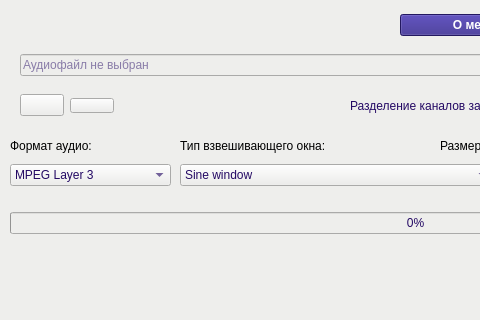
Old version of the form form/main.ui in the repository oshkuk22/App_detect_frames_offset; both pictures show x 0 to 480 and y 0 to 320 of the 1024 by 815 pixel window.
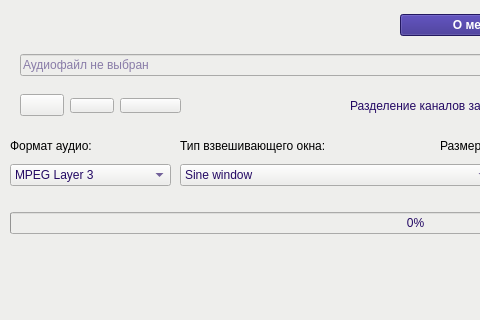
New version of the form. Icons and pictures are not drawn.

What changed in the file:
```diff
--- a/form/main.ui
+++ b/form/main.ui
@@ -604,6 +604,46 @@
     </item>
    </layout>
   </widget>
+  <widget class="QWidget" name="verticalLayoutWidget_21">
+   <property name="geometry">
+    <rect>
+     <x>120</x>
+     <y>90</y>
+     <width>61</width>
+     <height>31</height>
+    </rect>
+   </property>
+   <layout class="QVBoxLayout" name="verticalLayout_21">
+    <item>
+     <widget class="QPushButton" name="oscilo_audio">
+      <property name="font">
+       <font>
+        <pointsize>4</pointsize>
+       </font>
+      </property>
+      <property name="toolTip">
+       <string>Остановить воспроизведение</string>
+      </property>
+      <property name="statusTip">
+       <string>Стоп</string>
+      </property>
+      <property name="text">
+       <string/>
+      </property>
+      <property name="icon">
+       <iconset>
+        <normaloff>icons/oscilo.png</normaloff>icons/oscilo.png</iconset>
+      </property>
+      <property name="iconSize">
+       <size>
+        <width>23</width>
+        <height>19</height>
+       </size>
+      </property>
+     </widget>
+    </item>
+   </layout>
+  </widget>
  </widget>
  <resources/>
  <connections/>
```
